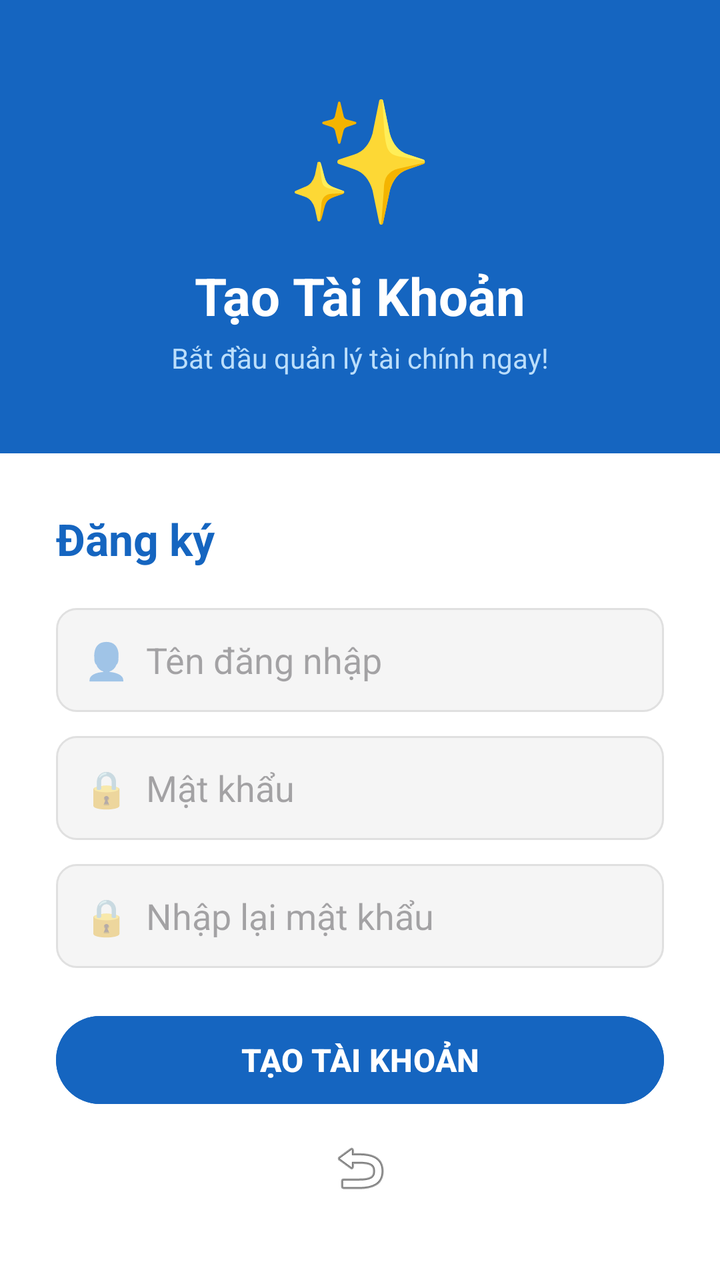
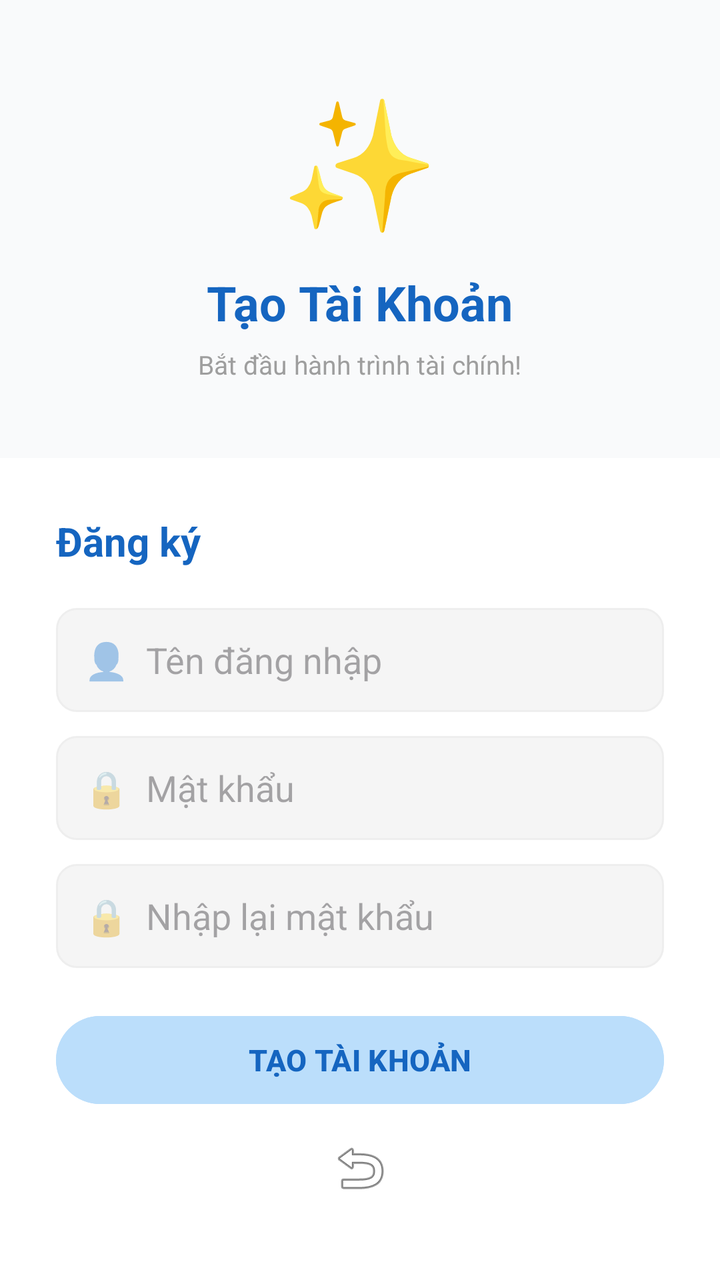

An Android layout rendered at two revisions. The XML below is the earlier revision; the diff shows what the commit changed to produce the second picture.
<!-- AndroidManifest.xml: application theme Theme.QuanLyChiTieu -->
<!-- res/layout/activity_register.xml -->
<?xml version="1.0" encoding="utf-8"?>
<LinearLayout xmlns:android="http://schemas.android.com/apk/res/android"
    android:layout_width="match_parent"
    android:layout_height="match_parent"
    android:orientation="vertical"
    android:background="#1565C0">

    <LinearLayout
        android:layout_width="match_parent"
        android:layout_height="0dp"
        android:layout_weight="1"
        android:orientation="vertical"
        android:gravity="center">

        <TextView
            android:layout_width="wrap_content"
            android:layout_height="wrap_content"
            android:text="✨"
            android:textSize="60sp"
            android:gravity="center"/>

        <TextView
            android:layout_width="wrap_content"
            android:layout_height="wrap_content"
            android:text="Tạo Tài Khoản"
            android:textSize="26sp"
            android:textStyle="bold"
            android:textColor="#FFFFFF"
            android:layout_marginTop="12dp"/>

        <TextView
            android:layout_width="wrap_content"
            android:layout_height="wrap_content"
            android:text="Bắt đầu quản lý tài chính ngay!"
            android:textSize="14sp"
            android:textColor="#BBDEFB"
            android:layout_marginTop="4dp"/>
    </LinearLayout>

    <LinearLayout
        android:layout_width="match_parent"
        android:layout_height="wrap_content"
        android:orientation="vertical"
        android:background="#FFFFFF"
        android:padding="28dp">

        <TextView
            android:layout_width="wrap_content"
            android:layout_height="wrap_content"
            android:text="Đăng ký"
            android:textSize="22sp"
            android:textStyle="bold"
            android:textColor="#1565C0"
            android:layout_marginBottom="20dp"/>

        <EditText
            android:id="@+id/etRegUser"
            android:layout_width="match_parent"
            android:layout_height="52dp"
            android:hint="👤  Tên đăng nhập"
            android:padding="14dp"
            android:background="@drawable/rounded_edittext"
            android:layout_marginBottom="12dp"/>

        <EditText
            android:id="@+id/etRegPass"
            android:layout_width="match_parent"
            android:layout_height="52dp"
            android:hint="🔒  Mật khẩu"
            android:inputType="textPassword"
            android:padding="14dp"
            android:background="@drawable/rounded_edittext"
            android:layout_marginBottom="12dp"/>

        <EditText
            android:id="@+id/etRegConfirm"
            android:layout_width="match_parent"
            android:layout_height="52dp"
            android:hint="🔒  Nhập lại mật khẩu"
            android:inputType="textPassword"
            android:padding="14dp"
            android:background="@drawable/rounded_edittext"
            android:layout_marginBottom="20dp"/>

        <Button
            android:id="@+id/btnRegister"
            android:layout_width="match_parent"
            android:layout_height="52dp"
            android:text="TẠO TÀI KHOẢN"
            android:backgroundTint="#1565C0"
            android:textColor="#FFFFFF"
            android:textStyle="bold"
            android:textSize="16sp"/>

        <ImageButton
            android:id="@+id/btnBackToLogin"
            android:layout_width="wrap_content"
            android:layout_height="wrap_content"
            android:layout_gravity="center"
            android:src="@android:drawable/ic_menu_revert"
            android:background="?attr/selectableItemBackgroundBorderless"
            android:padding="12dp"/>
    </LinearLayout>
</LinearLayout>
<!-- resources referenced by this layout -->
<resources>
  <!-- drawable rounded_edittext (drawable) -->
  <?xml version="1.0" encoding="utf-8"?>
  <shape xmlns:android="http://schemas.android.com/apk/res/android">
      <solid android:color="#F5F5F5"/>
      <corners android:radius="10dp"/>
      <stroke android:width="1dp" android:color="#E0E0E0"/>
  </shape>
  <style name="Theme.QuanLyChiTieu" parent="Base.Theme.QuanLyChiTieu" />
  <style name="Base.Theme.QuanLyChiTieu" parent="Theme.Material3.DayNight.NoActionBar">
          
          
      </style>
</resources>

<!-- the commit's change to res/layout/activity_register.xml (unified diff, before → after) -->
@@ -3,7 +3,7 @@
     android:layout_width="match_parent"
     android:layout_height="match_parent"
     android:orientation="vertical"
-    android:background="#1565C0">
+    android:background="#F9FAFB">
 
     <LinearLayout
         android:layout_width="match_parent"
@@ -16,25 +16,25 @@
             android:layout_width="wrap_content"
             android:layout_height="wrap_content"
             android:text="✨"
-            android:textSize="60sp"
+            android:textSize="64sp"
             android:gravity="center"/>
 
         <TextView
             android:layout_width="wrap_content"
             android:layout_height="wrap_content"
             android:text="Tạo Tài Khoản"
-            android:textSize="26sp"
+            android:textSize="24sp"
             android:textStyle="bold"
-            android:textColor="#FFFFFF"
+            android:textColor="#1565C0"
             android:layout_marginTop="12dp"/>
 
         <TextView
             android:layout_width="wrap_content"
             android:layout_height="wrap_content"
-            android:text="Bắt đầu quản lý tài chính ngay!"
-            android:textSize="14sp"
-            android:textColor="#BBDEFB"
-            android:layout_marginTop="4dp"/>
+            android:text="Bắt đầu hành trình tài chính!"
+            android:textSize="13sp"
+            android:textColor="#9E9E9E"
+            android:layout_marginTop="6dp"/>
     </LinearLayout>
 
     <LinearLayout
@@ -48,7 +48,7 @@
             android:layout_width="wrap_content"
             android:layout_height="wrap_content"
             android:text="Đăng ký"
-            android:textSize="22sp"
+            android:textSize="20sp"
             android:textStyle="bold"
             android:textColor="#1565C0"
             android:layout_marginBottom="20dp"/>
@@ -87,10 +87,10 @@
             android:layout_width="match_parent"
             android:layout_height="52dp"
             android:text="TẠO TÀI KHOẢN"
-            android:backgroundTint="#1565C0"
-            android:textColor="#FFFFFF"
+            android:backgroundTint="#BBDEFB"
+            android:textColor="#1565C0"
             android:textStyle="bold"
-            android:textSize="16sp"/>
+            android:textSize="15sp"/>
 
         <ImageButton
             android:id="@+id/btnBackToLogin"
<!-- resource entries referenced after the edit -->
@@ -5,7 +5,7 @@
   <shape xmlns:android="http://schemas.android.com/apk/res/android">
       <solid android:color="#F5F5F5"/>
       <corners android:radius="10dp"/>
-      <stroke android:width="1dp" android:color="#E0E0E0"/>
+      <stroke android:width="1dp" android:color="#EEEEEE"/>
   </shape>
   <style name="Theme.QuanLyChiTieu" parent="Base.Theme.QuanLyChiTieu" />
   <style name="Base.Theme.QuanLyChiTieu" parent="Theme.Material3.DayNight.NoActionBar">
